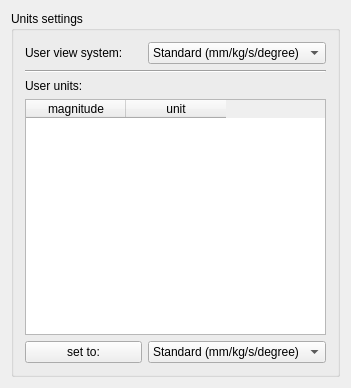
Qt form src/Gui/DlgSettingsUnits.ui (berndhahnebach/All_FreeCAD) before a commit.
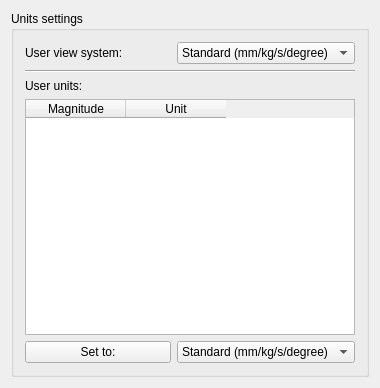
The same form after that commit.

```diff
--- a/src/Gui/DlgSettingsUnits.ui
+++ b/src/Gui/DlgSettingsUnits.ui
@@ -6,7 +6,7 @@
    <rect>
     <x>0</x>
     <y>0</y>
-    <width>351</width>
+    <width>380</width>
     <height>388</height>
    </rect>
   </property>
@@ -74,12 +74,12 @@
         </property>
         <column>
          <property name="text">
-          <string>magnitude</string>
+          <string>Magnitude</string>
          </property>
         </column>
         <column>
          <property name="text">
-          <string>unit</string>
+          <string>Unit</string>
          </property>
         </column>
        </widget>
@@ -89,7 +89,7 @@
         <item>
          <widget class="QPushButton" name="pushButton">
           <property name="text">
-           <string>set to:</string>
+           <string>Set to:</string>
           </property>
          </widget>
         </item>
```
